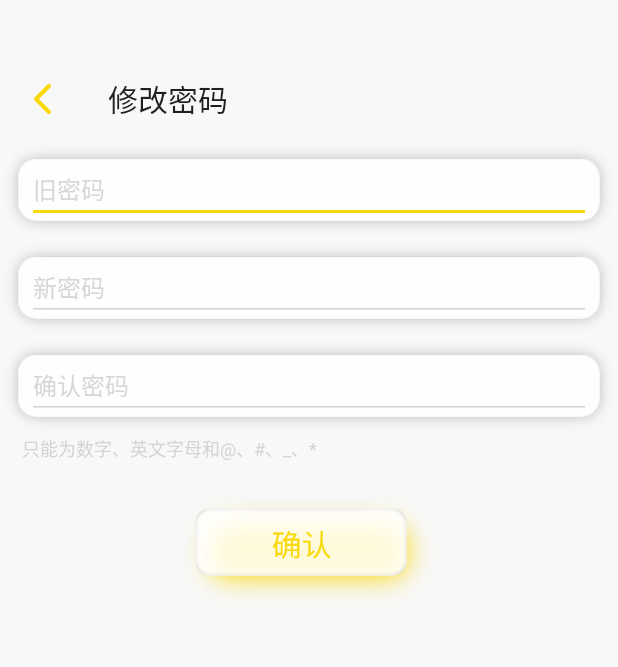
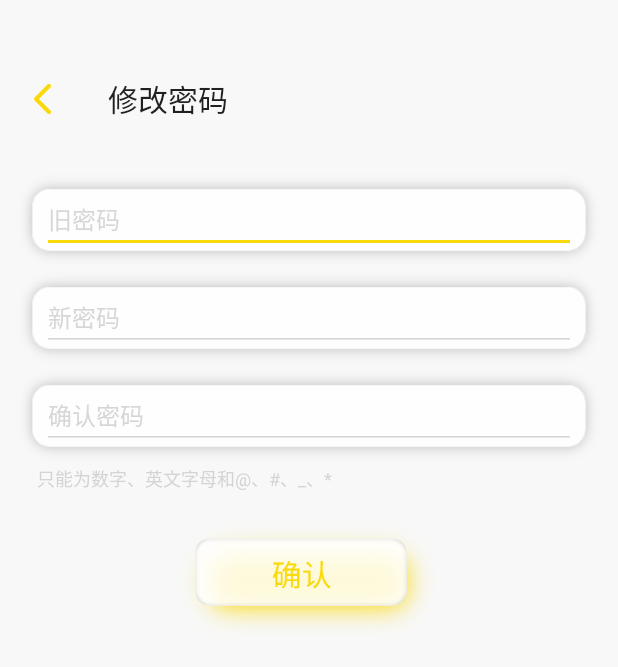
Before and after one commit to Licklin/MyMusic, an Android app: the PassWordActivity screen opened directly, with no data from a screen before it, on a phone screen of 412 x 824 dp. Shown: the top 667 px of the screen. Run offline under Robolectric (Android 15) with nearby library versions, the light colour scheme and no system bars.

Commit message:
设置页，略微修改了一下修改密码页的布局

```diff
--- a/app/src/main/res/layout/acitvity_setting_password.xml
+++ b/app/src/main/res/layout/acitvity_setting_password.xml
@@ -18,7 +18,11 @@
 
     <RelativeLayout
         android:layout_width="match_parent"
-        android:layout_height="wrap_content">
+        android:layout_height="wrap_content"
+        android:layout_marginTop="20dp"
+        android:layout_marginLeft="10dp"
+        android:layout_marginRight="10dp"
+        >
 
         <ImageView
             android:layout_width="match_parent"
@@ -50,7 +54,9 @@
 
     <RelativeLayout
         android:layout_width="match_parent"
-        android:layout_height="wrap_content">
+        android:layout_height="wrap_content"
+        android:layout_marginLeft="10dp"
+        android:layout_marginRight="10dp">
 
         <ImageView
             android:layout_width="match_parent"
@@ -82,7 +88,9 @@
 
     <RelativeLayout
         android:layout_width="match_parent"
-        android:layout_height="wrap_content">
+        android:layout_height="wrap_content"
+        android:layout_marginLeft="10dp"
+        android:layout_marginRight="10dp">
 
         <ImageView
             android:layout_width="match_parent"
@@ -115,7 +123,8 @@
         android:id="@+id/tip"
         android:layout_width="match_parent"
         android:layout_height="wrap_content"
-        android:layout_marginLeft="10dp"
+        android:layout_marginLeft="20dp"
+        android:layout_marginRight="10dp"
         android:text="只能为数字、英文字母和@、#、_、*"
         android:textColor="@color/hint_text"
         android:textSize="12sp" />
@@ -125,4 +134,5 @@
         android:layout_height="wrap_content"
         android:layout_marginTop="20dp"
         android:src="@drawable/confirm" />
+
 </LinearLayout>
```
